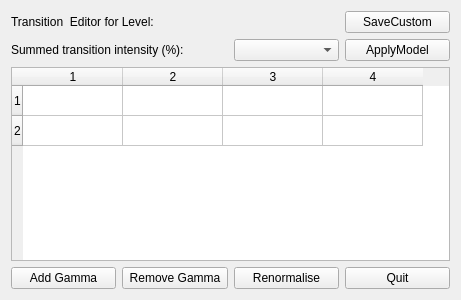
The window that development/transitionEditor.ui (Iuve/TASEva) describes before a commit, drawn with Qt 5.
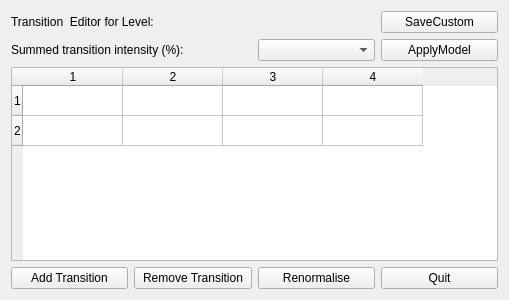
The same window after the commit.

Diff of the .ui file:
```diff
--- a/development/transitionEditor.ui
+++ b/development/transitionEditor.ui
@@ -6,7 +6,7 @@
    <rect>
     <x>0</x>
     <y>0</y>
-    <width>461</width>
+    <width>509</width>
     <height>300</height>
    </rect>
   </property>
@@ -81,7 +81,7 @@
       <string>Adds new Gamma</string>
      </property>
      <property name="text">
-      <string>Add Gamma</string>
+      <string>Add Transition</string>
      </property>
     </widget>
    </item>
@@ -98,7 +98,7 @@
    <item row="7" column="1">
     <widget class="QPushButton" name="buttonRemove">
      <property name="text">
-      <string>Remove Gamma</string>
+      <string>Remove Transition</string>
      </property>
     </widget>
    </item>
```
